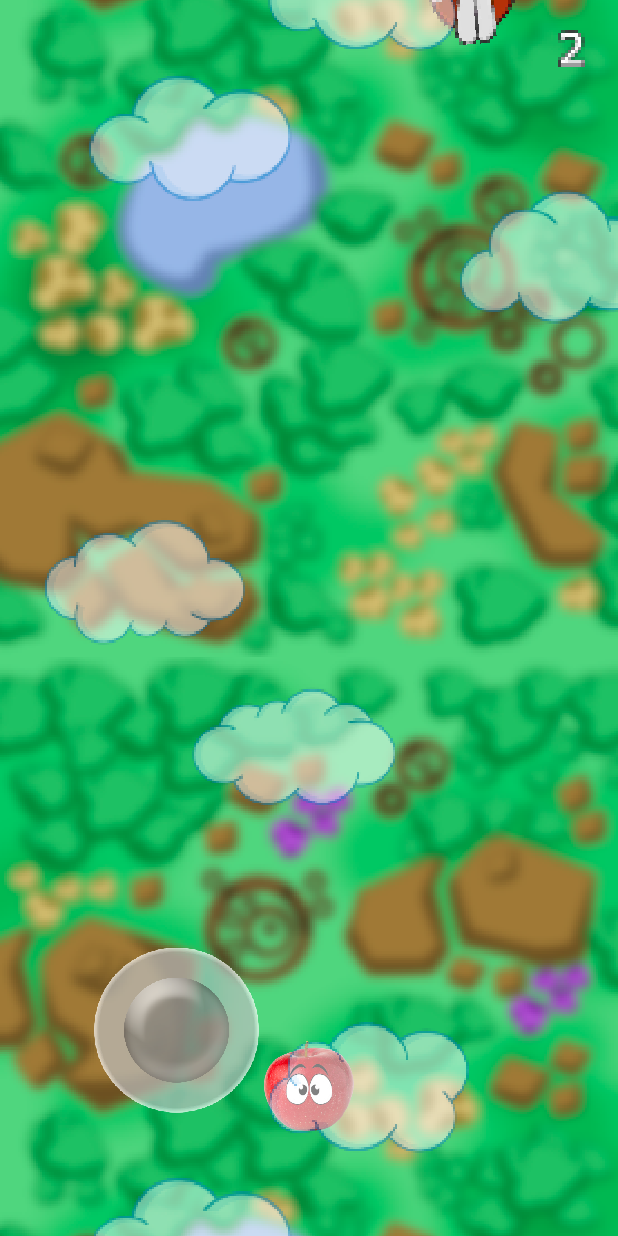
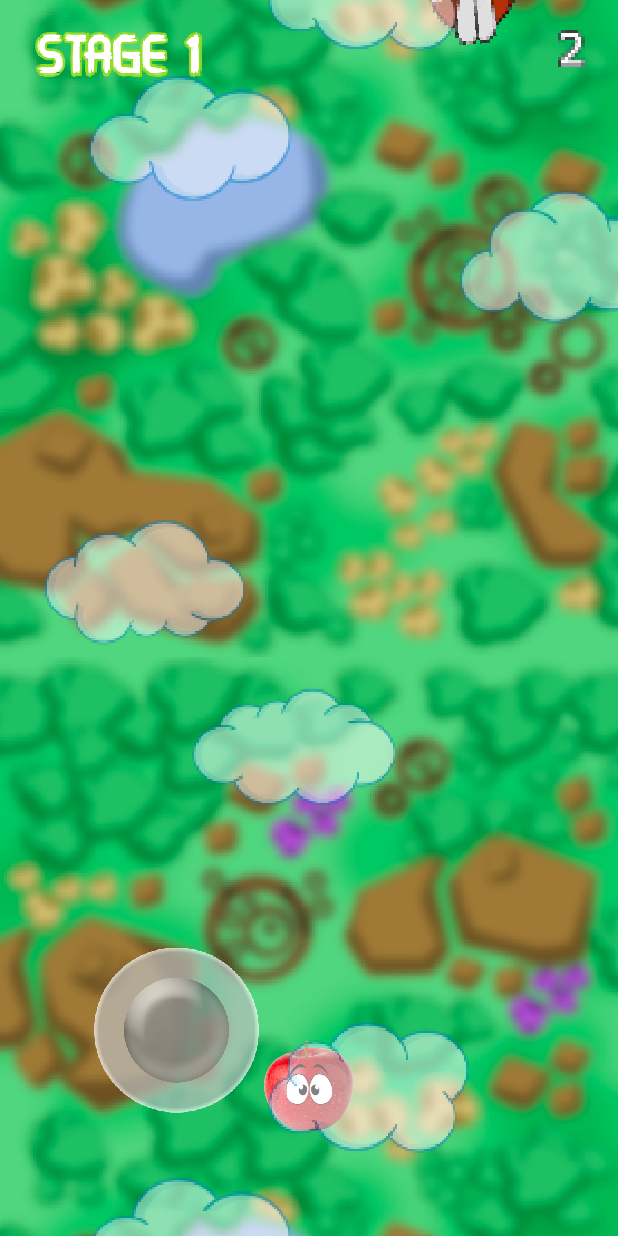
Before and after one commit to rkdlqzz/Android-Game-Programming, an Android app: the GameActivity screen opened directly, with no data from a screen before it, on a phone screen of 412 x 824 dp. Run offline under Robolectric (Android 15) with nearby library versions, the phone set to English and light mode, and no system bars.

Commit message:
현재 stage에 맞게 화면에 이미지 띄우기

```diff
--- a/APPLE/app/src/main/java/com/example/apple/framework/Sprite.java
+++ b/APPLE/app/src/main/java/com/example/apple/framework/Sprite.java
@@ -49,4 +49,12 @@ public class Sprite implements GameObject {
     public void draw(Canvas canvas) {
         canvas.drawBitmap(bitmap, null, dstRect, null);
     }
+
+    public Bitmap getBitmap() {
+        return bitmap;
+    }
+
+    public void setBitmap(Bitmap newBitmap) {
+        bitmap = newBitmap;
+    }
 }
--- a/APPLE/app/src/main/java/com/example/apple/game/MainScene.java
+++ b/APPLE/app/src/main/java/com/example/apple/game/MainScene.java
@@ -32,7 +32,9 @@ public class MainScene extends Scene {
         initLayers(Layer.COUNT.ordinal());
 
         // manager
-        stage = new Stage();
+        float sx = Metrics.size(R.dimen.stage_margin_left);
+        float sy = Metrics.size(R.dimen.stage_margin_top);
+        stage = new Stage(sx, sy);
         add(Layer.manager, stage);
         add(Layer.manager, new EnemyGenerator());
         add(Layer.manager, new ItemGenerator());
--- a/APPLE/app/src/main/java/com/example/apple/game/Stage.java
+++ b/APPLE/app/src/main/java/com/example/apple/game/Stage.java
@@ -1,9 +1,16 @@
 package com.example.apple.game;
 
+import android.graphics.Bitmap;
 import android.graphics.Canvas;
 import android.util.Log;
 
+import com.example.apple.R;
+import com.example.apple.framework.BitmapPool;
 import com.example.apple.framework.GameObject;
+import com.example.apple.framework.Metrics;
+import com.example.apple.framework.Sprite;
+
+import java.util.ArrayList;
 
 public class Stage implements GameObject {
     private static final String TAG = Stage.class.getSimpleName();
@@ -12,9 +19,22 @@ public class Stage implements GameObject {
     private static float stagePeriod = 5.0f;  // 한 스테이지 플레이 시간
     private final int maxStage = 3;    // 최대 스테이지
     private float playTime;
+    private Sprite spriteStage;
+    protected static int[] bitmapIds = {
+            R.mipmap.stage1, R.mipmap.stage2, R.mipmap.stage3
+    };
+    private ArrayList<Bitmap> bitmaps;
 
-    public Stage() {
+
+    public Stage(float x, float y) {
         this.stage = 1;
+
+        bitmaps = new ArrayList<>();
+        for (int i = 0; i < bitmapIds.length; ++i)
+            bitmaps.add(BitmapPool.get(bitmapIds[i]));
+
+        spriteStage = new Sprite(x, y, Metrics.size(R.dimen.text_stage_width),
+                Metrics.size(R.dimen.text_stage_height), bitmapIds[stage - 1]);
     }
 
     public int get() {
@@ -28,10 +48,14 @@ public class Stage implements GameObject {
         stage = 1 + (int) (playTime / stagePeriod);
         stage = stage <= maxStage ? stage : maxStage;
 
+        if (spriteStage.getBitmap() != bitmaps.get(stage - 1))
+            spriteStage.setBitmap(bitmaps.get(stage - 1));
+
         //Log.d(TAG, "" + stage);
     }
 
     @Override
     public void draw(Canvas canvas) {
+        spriteStage.draw(canvas);
     }
 }
--- a/APPLE/app/src/main/res/values/dimens.xml
+++ b/APPLE/app/src/main/res/values/dimens.xml
@@ -21,9 +21,13 @@
     <dimen name="button_width">180dp</dimen>
     <dimen name="button_height">90dp</dimen>
     <dimen name="button_diff">8dp</dimen>
-    <dimen name="text_score_width">384dp</dimen>
-    <dimen name="text_score_height">120dp</dimen>
+    <dimen name="text_game_over_width">384dp</dimen>
+    <dimen name="text_game_over_height">120dp</dimen>
     <dimen name="final_score_margin_top">100dp</dimen>
+    <dimen name="text_stage_width">140dp</dimen>
+    <dimen name="text_stage_height">70dp</dimen>
+    <dimen name="stage_margin_top">40dp</dimen>
+    <dimen name="stage_margin_left">80dp</dimen>
     <item name="item_speed_up_duration" type="dimen" format="float">5.0</item>
     <item name="item_leaf_bomb_duration" type="dimen" format="float">3.5</item>
     <item name="item_wood_shield_duration" type="dimen" format="float">5.0</item>
```
Also changed, not shown: APPLE/app/src/main/java/com/example/apple/game/GameOverScene.java (+4 -4 lines).
